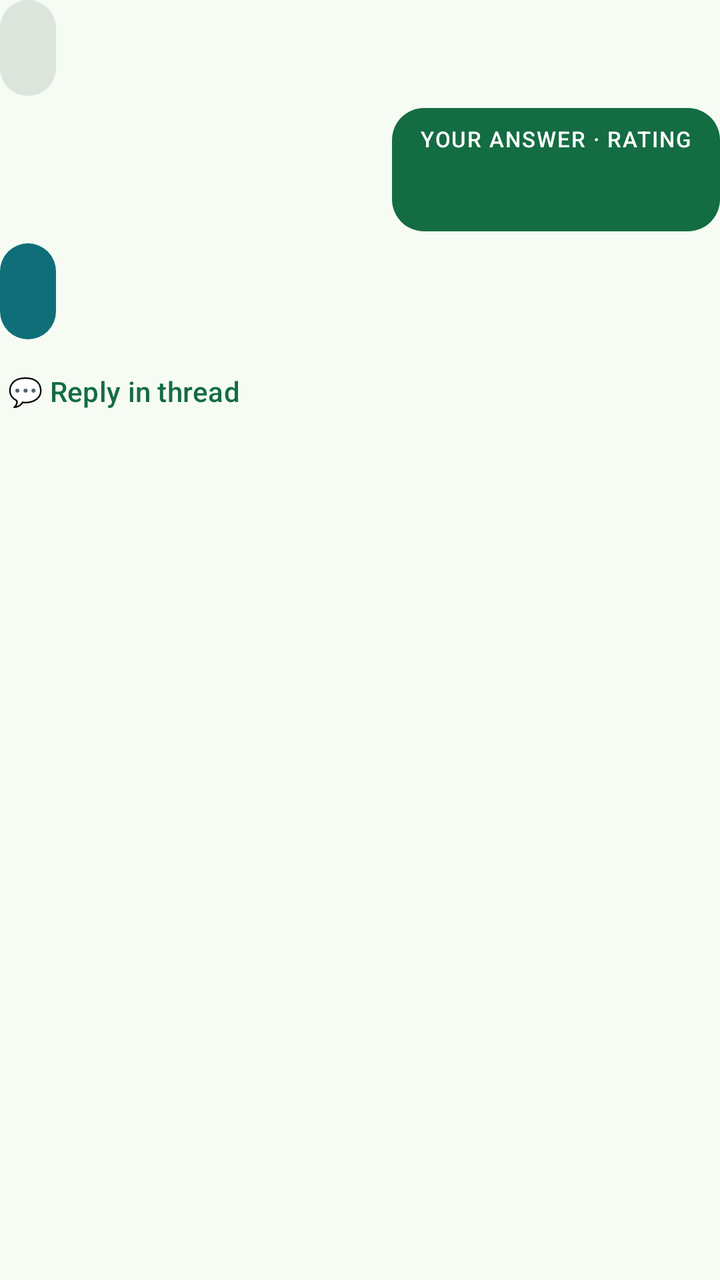
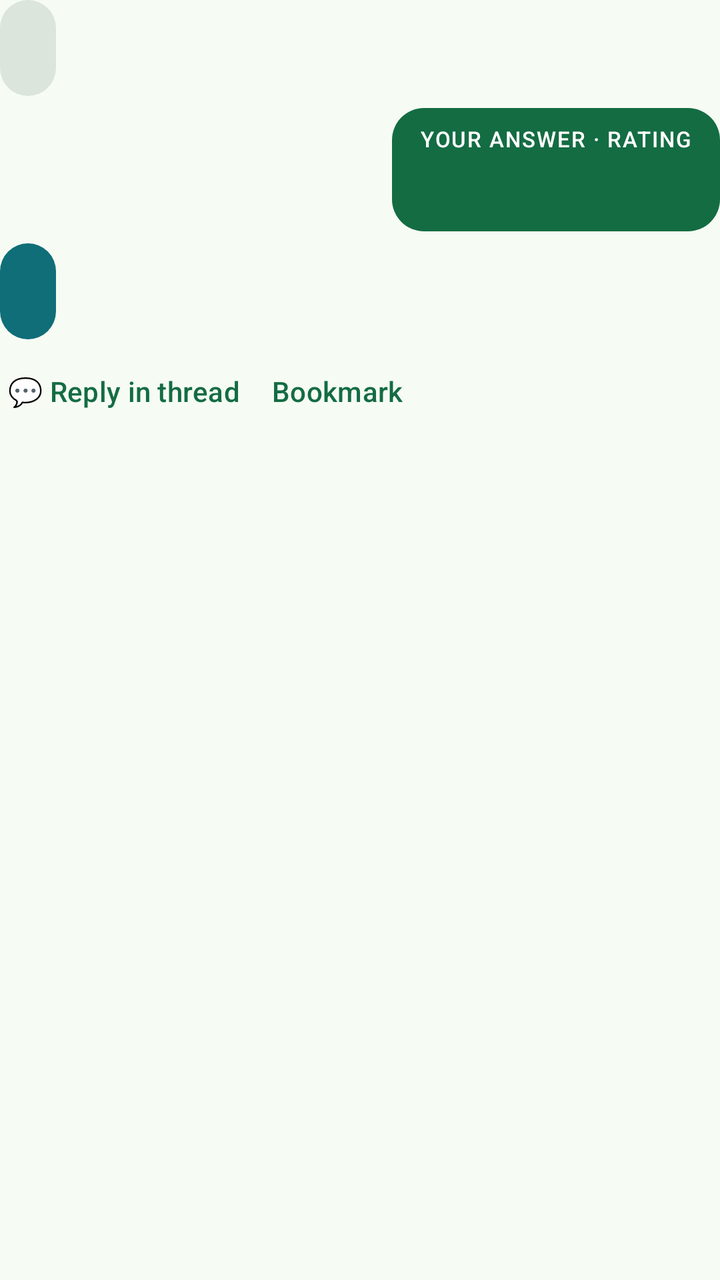

The first picture is an Android layout as it rendered before a commit; the second is the same layout after the commit. The layout source and the unified diff follow.
<!-- AndroidManifest.xml: application theme Theme.VoiceSrs -->
<!-- res/layout/item_chat_turn.xml -->
<?xml version="1.0" encoding="utf-8"?>
<LinearLayout xmlns:android="http://schemas.android.com/apk/res/android"
    android:layout_width="match_parent"
    android:layout_height="wrap_content"
    android:orientation="vertical"
    android:paddingBottom="12dp">

    
    <LinearLayout
        android:id="@+id/cardBubble"
        android:layout_width="wrap_content"
        android:layout_height="wrap_content"
        android:layout_gravity="start"
        android:layout_marginEnd="56dp"
        android:background="@drawable/bg_bubble_card"
        android:minHeight="48dp"
        android:orientation="vertical"
        android:paddingStart="14dp"
        android:paddingTop="10dp"
        android:paddingEnd="14dp"
        android:paddingBottom="10dp">

        <TextView
            android:id="@+id/questionLabel"
            android:layout_width="wrap_content"
            android:layout_height="wrap_content"
            android:letterSpacing="0.08"
            android:textAllCaps="true"
            android:textAppearance="?attr/textAppearanceLabelSmall"
            android:textColor="?attr/colorOnSurfaceVariant"
            android:visibility="gone" />

        <TextView
            android:id="@+id/cardStem"
            android:layout_width="wrap_content"
            android:layout_height="wrap_content"
            android:ellipsize="end"
            android:maxLines="2"
            android:textAppearance="?attr/textAppearanceBodyLarge"
            android:textColor="?attr/colorOnSurfaceVariant" />

        <LinearLayout
            android:id="@+id/optionRows"
            android:layout_width="match_parent"
            android:layout_height="wrap_content"
            android:orientation="vertical"
            android:visibility="gone" />
    </LinearLayout>

    
    <LinearLayout
        android:id="@+id/userBubble"
        android:layout_width="wrap_content"
        android:layout_height="wrap_content"
        android:layout_gravity="end"
        android:layout_marginStart="56dp"
        android:layout_marginTop="6dp"
        android:background="@drawable/bg_bubble_user"
        android:minWidth="140dp"
        android:orientation="vertical"
        android:paddingStart="14dp"
        android:paddingTop="8dp"
        android:paddingEnd="14dp"
        android:paddingBottom="10dp">

        <TextView
            android:id="@+id/userAnswerLabel"
            android:layout_width="wrap_content"
            android:layout_height="wrap_content"
            android:letterSpacing="0.06"
            android:text="@string/answer_rating_label"
            android:textAllCaps="true"
            android:textAppearance="?attr/textAppearanceLabelSmall"
            android:textColor="@color/bubble_user_on" />

        <LinearLayout
            android:layout_width="wrap_content"
            android:layout_height="wrap_content"
            android:layout_marginTop="4dp"
            android:gravity="center_vertical"
            android:orientation="horizontal">

            <TextView
                android:id="@+id/userAnswerText"
                android:layout_width="wrap_content"
                android:layout_height="wrap_content"
                android:paddingStart="10dp"
                android:paddingTop="3dp"
                android:paddingEnd="10dp"
                android:paddingBottom="3dp"
                android:textAppearance="?attr/textAppearanceBodyMedium" />

            <TextView
                android:id="@+id/userRatingPill"
                android:layout_width="wrap_content"
                android:layout_height="wrap_content"
                android:layout_marginStart="6dp"
                android:paddingStart="10dp"
                android:paddingTop="3dp"
                android:paddingEnd="10dp"
                android:paddingBottom="3dp"
                android:textAppearance="?attr/textAppearanceLabelLarge" />
        </LinearLayout>
    </LinearLayout>

    
    <LinearLayout
        android:id="@+id/aiBubble"
        android:layout_width="wrap_content"
        android:layout_height="wrap_content"
        android:layout_gravity="start"
        android:layout_marginTop="6dp"
        android:layout_marginEnd="56dp"
        android:background="@drawable/bg_bubble_ai"
        android:minHeight="48dp"
        android:orientation="vertical"
        android:paddingStart="14dp"
        android:paddingTop="10dp"
        android:paddingEnd="14dp"
        android:paddingBottom="10dp">

        <LinearLayout
            android:id="@+id/explSection"
            android:layout_width="wrap_content"
            android:layout_height="wrap_content"
            android:orientation="vertical">

            <TextView
                android:id="@+id/explBadge"
                android:layout_width="wrap_content"
                android:layout_height="wrap_content"
                android:contentDescription="@string/expl_badge_cd"
                android:minHeight="48dp"
                android:gravity="center_vertical"
                android:text="@string/expl_badge"
                android:textAppearance="?attr/textAppearanceLabelLarge"
                android:textColor="@color/bubble_ai_on"
                android:visibility="gone" />

            <TextView
                android:id="@+id/explStatus"
                android:layout_width="wrap_content"
                android:layout_height="wrap_content"
                android:textAppearance="?attr/textAppearanceBodyMedium"
                android:textColor="@color/bubble_ai_on" />

            <TextView
                android:id="@+id/explBody"
                android:layout_width="wrap_content"
                android:layout_height="wrap_content"
                android:textAppearance="?attr/textAppearanceBodyMedium"
                android:textColor="@color/bubble_ai_on"
                android:visibility="gone" />

            <LinearLayout
                android:id="@+id/explBlocks"
                android:layout_width="match_parent"
                android:layout_height="wrap_content"
                android:orientation="vertical"
                android:visibility="gone" />

            <TextView
                android:id="@+id/explFooter"
                android:layout_width="wrap_content"
                android:layout_height="wrap_content"
                android:layout_marginTop="8dp"
                android:alpha="0.75"
                android:textAppearance="?attr/textAppearanceBodySmall"
                android:textColor="@color/bubble_ai_on"
                android:visibility="gone" />

            <Button
                android:id="@+id/explRetry"
                style="@style/Widget.Material3.Button.TextButton"
                android:layout_width="wrap_content"
                android:layout_height="wrap_content"
                android:minHeight="48dp"
                android:text="@string/expl_retry"
                android:textColor="@color/bubble_ai_on"
                android:visibility="gone" />

            <Button
                android:id="@+id/explAsk"
                style="@style/Widget.Material3.Button.TextButton"
                android:layout_width="wrap_content"
                android:layout_height="wrap_content"
                android:minHeight="48dp"
                android:text="@string/expl_ask"
                android:textColor="@color/bubble_ai_on"
                android:visibility="gone" />
        </LinearLayout>
    </LinearLayout>

    <TextView
        android:id="@+id/threadLink"
        android:layout_width="wrap_content"
        android:layout_height="wrap_content"
        android:layout_gravity="start"
        android:layout_marginTop="2dp"
        android:background="?attr/selectableItemBackground"
        android:minHeight="48dp"
        android:gravity="center_vertical"
        android:paddingStart="4dp"
        android:paddingEnd="8dp"
        android:text="@string/thread_reply"
        android:textAppearance="?attr/textAppearanceLabelLarge"
        android:textColor="?attr/colorPrimary" />
</LinearLayout>
<!-- resources referenced by this layout -->
<resources>
  <color name="bubble_ai_on">#FFFFFF</color>
  <color name="bubble_user_on">#FFFFFF</color>
  <!-- drawable bg_bubble_ai (drawable) -->
  <?xml version="1.0" encoding="utf-8"?>
  <shape xmlns:android="http://schemas.android.com/apk/res/android"
      android:shape="rectangle">
      <solid android:color="@color/bubble_ai" />
      <corners android:radius="16dp" />
  </shape>
  <!-- drawable bg_bubble_card (drawable) -->
  <?xml version="1.0" encoding="utf-8"?>
  <shape xmlns:android="http://schemas.android.com/apk/res/android"
      android:shape="rectangle">
      <solid android:color="@color/md_theme_surfaceVariant" />
      <corners android:radius="16dp" />
  </shape>
  <!-- drawable bg_bubble_user (drawable) -->
  <?xml version="1.0" encoding="utf-8"?>
  <shape xmlns:android="http://schemas.android.com/apk/res/android"
      android:shape="rectangle">
      <solid android:color="@color/bubble_user" />
      <corners android:radius="16dp" />
  </shape>
  <string name="answer_rating_label">YOUR ANSWER · RATING</string>
  <string name="expl_ask">Explain</string>
  <string name="expl_badge">● New</string>
  <string name="expl_badge_cd">Explanation ready, unread</string>
  <string name="expl_retry">Retry</string>
  <string name="thread_reply">💬 Reply in thread</string>
  <color name="bubble_ai">#0F6E78</color>
  <color name="md_theme_surfaceVariant">#DCE5DC</color>
  <color name="bubble_user">#146C43</color>
  <color name="md_theme_primary">#146C43</color>
  <color name="md_theme_onPrimary">#FFFFFF</color>
  <color name="md_theme_primaryContainer">#A4F4C4</color>
  <color name="md_theme_onPrimaryContainer">#002110</color>
  <color name="md_theme_secondary">#4D6356</color>
  <color name="md_theme_onSecondary">#FFFFFF</color>
  <color name="md_theme_secondaryContainer">#D0E8D8</color>
  <color name="md_theme_onSecondaryContainer">#0B1F15</color>
  <color name="md_theme_tertiary">#3C6472</color>
  <color name="md_theme_onTertiary">#FFFFFF</color>
  <color name="md_theme_tertiaryContainer">#C0E9FA</color>
  <color name="md_theme_onTertiaryContainer">#001F28</color>
  <color name="md_theme_background">#F6FBF4</color>
  <color name="md_theme_surface">#F6FBF4</color>
  <color name="md_theme_onSurface">#171D19</color>
  <color name="md_theme_onSurfaceVariant">#404943</color>
  <color name="md_theme_outline">#707973</color>
  <color name="md_theme_error">#BA1A1A</color>
  <color name="md_theme_onError">#FFFFFF</color>
  <!-- unchanged entries left out for length: 1 -->
</resources>

<!-- the commit's change to res/layout/item_chat_turn.xml (unified diff, before → after) -->
@@ -191,18 +191,37 @@
         </LinearLayout>
     </LinearLayout>
 
-    <TextView
-        android:id="@+id/threadLink"
-        android:layout_width="wrap_content"
-        android:layout_height="wrap_content"
-        android:layout_gravity="start"
+    <LinearLayout
+        android:layout_width="match_parent"
+        android:layout_height="wrap_content"
         android:layout_marginTop="2dp"
-        android:background="?attr/selectableItemBackground"
-        android:minHeight="48dp"
         android:gravity="center_vertical"
-        android:paddingStart="4dp"
-        android:paddingEnd="8dp"
-        android:text="@string/thread_reply"
-        android:textAppearance="?attr/textAppearanceLabelLarge"
-        android:textColor="?attr/colorPrimary" />
+        android:orientation="horizontal">
+
+        <TextView
+            android:id="@+id/threadLink"
+            android:layout_width="wrap_content"
+            android:layout_height="wrap_content"
+            android:background="?attr/selectableItemBackground"
+            android:minHeight="48dp"
+            android:gravity="center_vertical"
+            android:paddingStart="4dp"
+            android:paddingEnd="8dp"
+            android:text="@string/thread_reply"
+            android:textAppearance="?attr/textAppearanceLabelLarge"
+            android:textColor="?attr/colorPrimary" />
+
+        <TextView
+            android:id="@+id/bookmarkLink"
+            android:layout_width="wrap_content"
+            android:layout_height="wrap_content"
+            android:background="?attr/selectableItemBackground"
+            android:minHeight="48dp"
+            android:gravity="center_vertical"
+            android:paddingStart="8dp"
+            android:paddingEnd="8dp"
+            android:text="@string/bookmark_action"
+            android:textAppearance="?attr/textAppearanceLabelLarge"
+            android:textColor="?attr/colorPrimary" />
+    </LinearLayout>
 </LinearLayout>
<!-- resource entries referenced after the edit -->
@@ -24,6 +24,7 @@
       <corners android:radius="16dp" />
   </shape>
   <string name="answer_rating_label">YOUR ANSWER · RATING</string>
+  <string name="bookmark_action">Bookmark</string>
   <string name="expl_ask">Explain</string>
   <string name="expl_badge">● New</string>
   <string name="expl_badge_cd">Explanation ready, unread</string>
